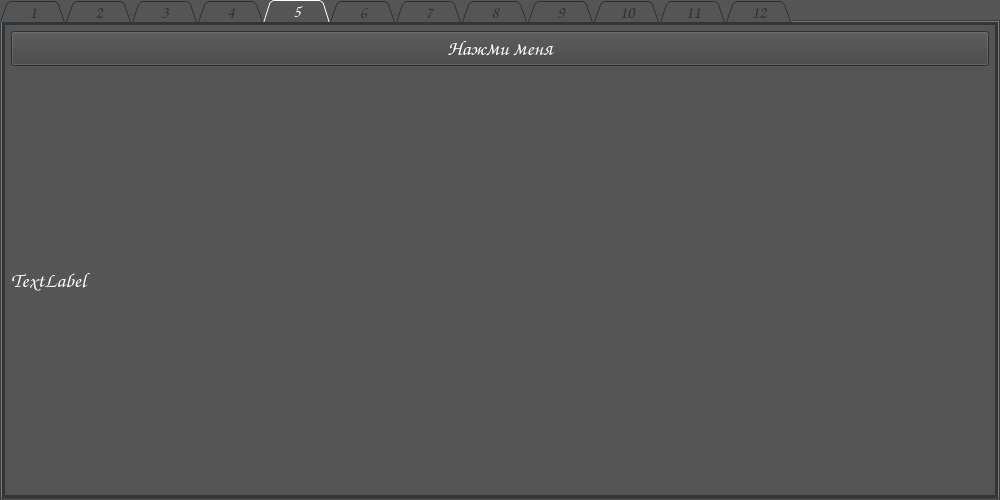
Above: app/design.ui from Kirill-j/AppBF before the change. Below: the same form after it.
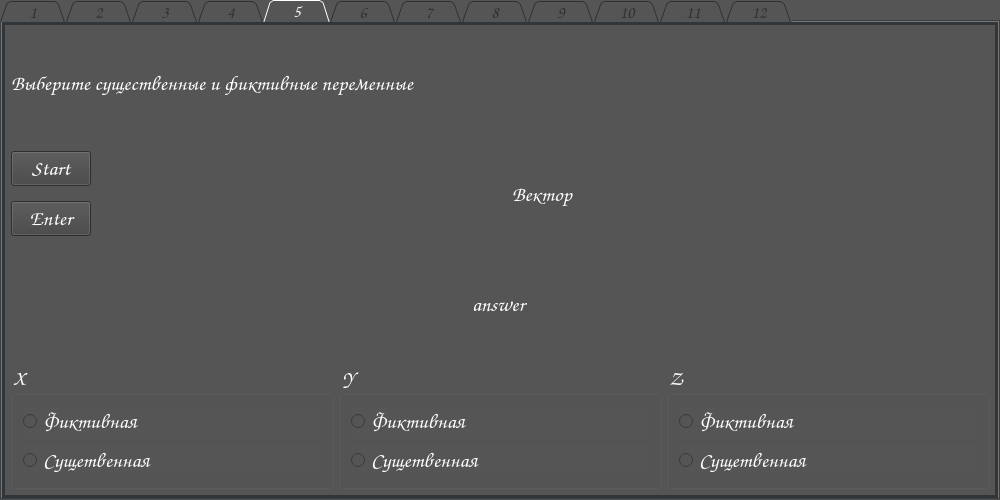
That is the form after the change. The open tabs and pages were chosen to show the change.

Commit message: Добавил макет для 5 задания

Diff of the .ui file:
```diff
--- a/app/design.ui
+++ b/app/design.ui
@@ -410,21 +410,129 @@
    <attribute name="title">
     <string>5</string>
    </attribute>
-   <layout class="QVBoxLayout" name="verticalLayout_11">
+   <layout class="QVBoxLayout" name="verticalLayout_15">
     <item>
-     <widget class="QPushButton" name="button_enter_5">
+     <widget class="QLabel" name="task_5">
       <property name="text">
-       <string>Нажми меня</string>
+       <string>Выберите существенные и фиктивные переменные</string>
       </property>
+      <property name="wordWrap">
+       <bool>true</bool>
+      </property>
      </widget>
     </item>
     <item>
-     <widget class="QLabel" name="label_5">
+     <layout class="QHBoxLayout" name="horizontalLayout_9" stretch="0,1">
+      <item>
+       <layout class="QVBoxLayout" name="verticalLayout_14">
+        <item alignment="Qt::AlignmentFlag::AlignLeft">
+         <widget class="QPushButton" name="button_start_5">
+          <property name="text">
+           <string>Start</string>
+          </property>
+         </widget>
+        </item>
+        <item alignment="Qt::AlignmentFlag::AlignLeft">
+         <widget class="QPushButton" name="button_enter_5">
+          <property name="text">
+           <string>Enter</string>
+          </property>
+         </widget>
+        </item>
+       </layout>
+      </item>
+      <item alignment="Qt::AlignmentFlag::AlignHCenter">
+       <widget class="QLabel" name="label_5_func">
+        <property name="text">
+         <string>Вектор</string>
+        </property>
+       </widget>
+      </item>
+     </layout>
+    </item>
+    <item alignment="Qt::AlignmentFlag::AlignHCenter">
+     <widget class="QLabel" name="answer_5">
       <property name="text">
-       <string>TextLabel</string>
+       <string>answer</string>
       </property>
+      <property name="wordWrap">
+       <bool>true</bool>
+      </property>
      </widget>
     </item>
+    <item>
+     <layout class="QHBoxLayout" name="horizontalLayout_8">
+      <item>
+       <widget class="QGroupBox" name="group_box_x">
+        <property name="title">
+         <string>X</string>
+        </property>
+        <layout class="QVBoxLayout" name="verticalLayout_11">
+         <item>
+          <widget class="QRadioButton" name="radio_button_5_x_fict">
+           <property name="text">
+            <string>Фиктивная</string>
+           </property>
+          </widget>
+         </item>
+         <item>
+          <widget class="QRadioButton" name="radio_button_5_x_su">
+           <property name="text">
+            <string>Сущетвенная</string>
+           </property>
+          </widget>
+         </item>
+        </layout>
+       </widget>
+      </item>
+      <item>
+       <widget class="QGroupBox" name="group_box_y">
+        <property name="title">
+         <string>Y</string>
+        </property>
+        <layout class="QVBoxLayout" name="verticalLayout_12">
+         <item>
+          <widget class="QRadioButton" name="radio_button_5_y_fict_2">
+           <property name="text">
+            <string>Фиктивная</string>
+           </property>
+          </widget>
+         </item>
+         <item>
+          <widget class="QRadioButton" name="radio_button_5_y_su_2">
+           <property name="text">
+            <string>Сущетвенная</string>
+           </property>
+          </widget>
+         </item>
+        </layout>
+       </widget>
+      </item>
+      <item>
+       <widget class="QGroupBox" name="group_box_z">
+        <property name="title">
+         <string>Z</string>
+        </property>
+        <layout class="QVBoxLayout" name="verticalLayout_13">
+         <item>
+          <widget class="QRadioButton" name="radio_button_5_y_fict_3">
+           <property name="text">
+            <string>Фиктивная</string>
+           </property>
+          </widget>
+         </item>
+         <item>
+          <widget class="QRadioButton" name="radio_button_5_y_su_3">
+           <property name="text">
+            <string>Сущетвенная</string>
+           </property>
+          </widget>
+         </item>
+        </layout>
+       </widget>
+      </item>
+     </layout>
+    </item>
    </layout>
   </widget>
   <widget class="QWidget" name="tab_6">
```
Left out of the diff: 2 changed lines with no effect on the pictures. The commit also changes 1 other file.
